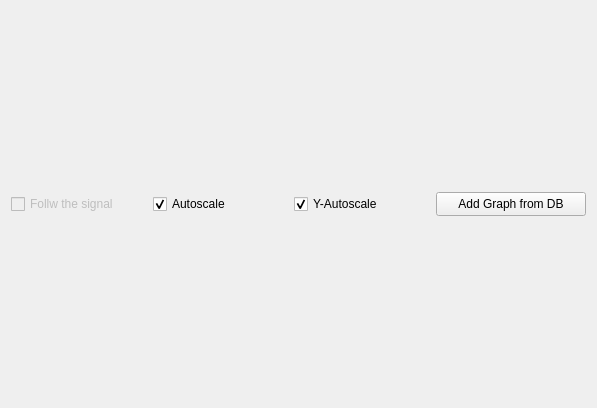
Above: graphicwindow.ui from RauchendeKanonen/qcanobserver before the change. Below: the same form after it.
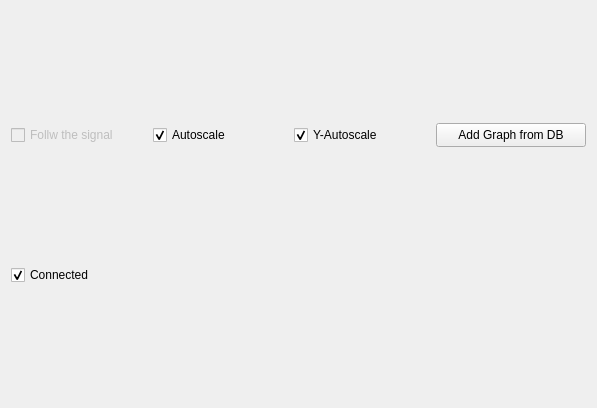
That is the form after the change.

The edit to the form file:
```diff
--- a/graphicwindow.ui
+++ b/graphicwindow.ui
@@ -70,6 +70,16 @@
    <item>
     <layout class="QVBoxLayout" name="verticalLayout_2"/>
    </item>
+   <item>
+    <widget class="QCheckBox" name="ConnectedCheckBox">
+     <property name="text">
+      <string>Connected</string>
+     </property>
+     <property name="checked">
+      <bool>true</bool>
+     </property>
+    </widget>
+   </item>
   </layout>
  </widget>
  <resources/>
```
Left out of the diff: 4 changed lines with no effect on the pictures.
